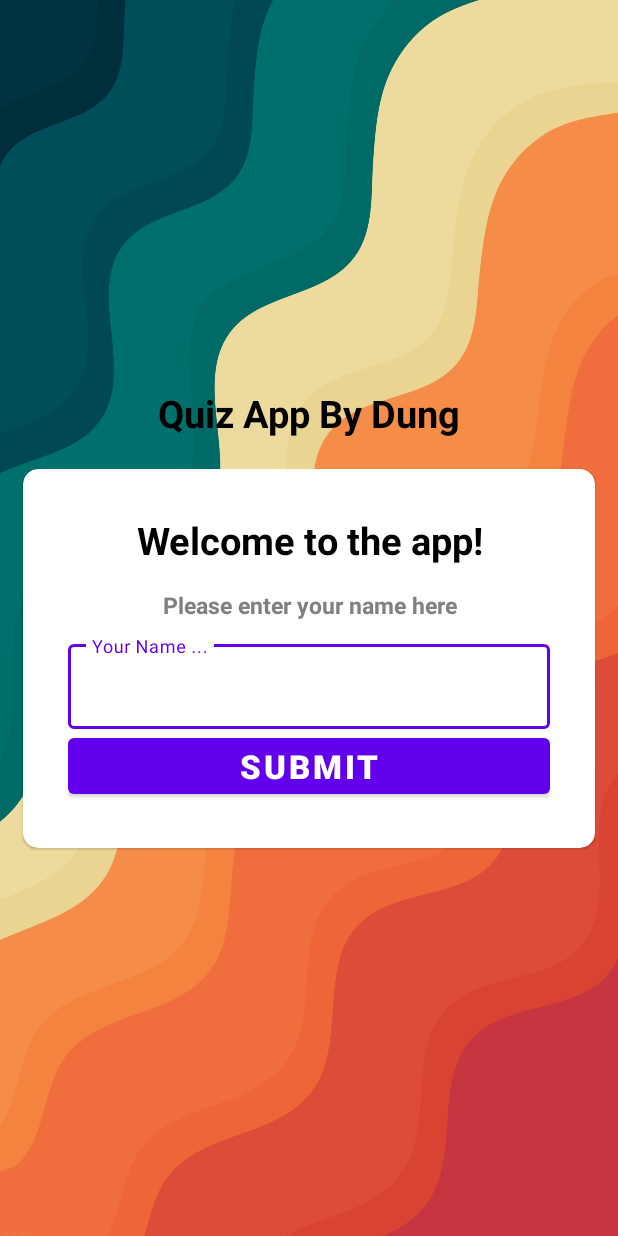
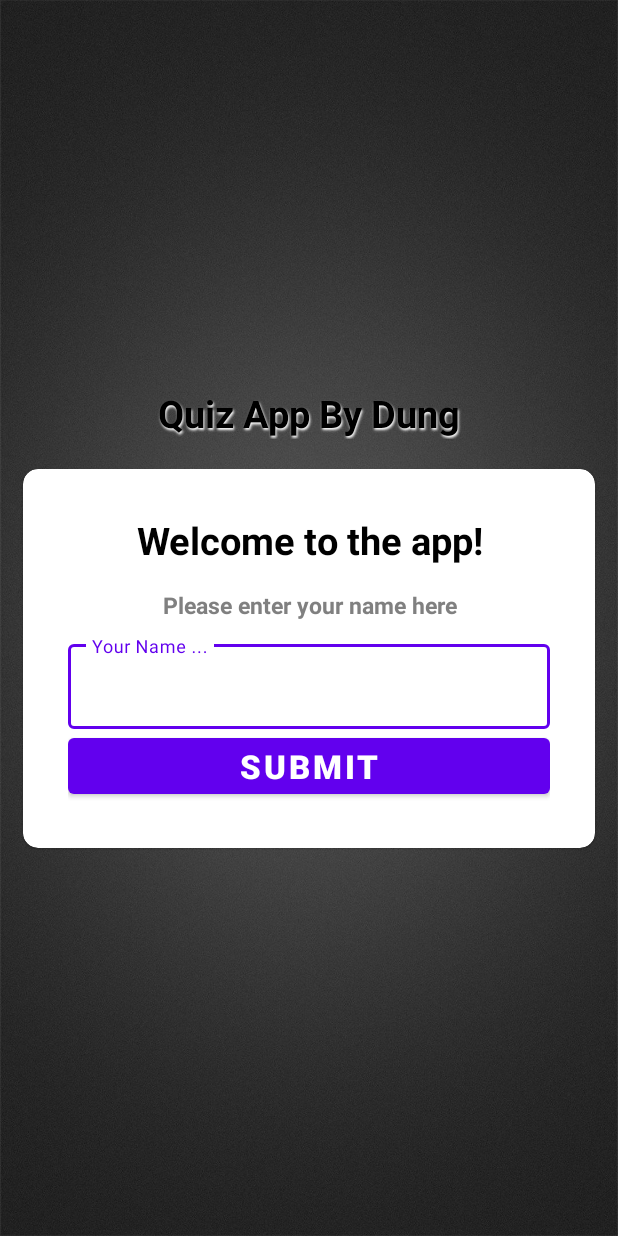
Before and after one commit to DungHP/Quiz_App, an Android app: the screen it shows after launch (MainActivity), on a phone screen of 412 x 824 dp. Run offline under Robolectric (Android 15) with nearby library versions, the phone set to English and light mode, and no system bars.

Commit message:
Change Background and add Shadow to TextView in MainActivity

```diff
--- a/app/src/main/res/layout/activity_main.xml
+++ b/app/src/main/res/layout/activity_main.xml
@@ -14,6 +14,10 @@
         android:layout_height="wrap_content"
         android:text="Quiz App By Dung"
         android:layout_marginBottom="20dp"
+        android:shadowColor="@color/white"
+        android:shadowDx="1.3"
+        android:shadowDy="1.8"
+        android:shadowRadius="1.5"
         android:textSize="25sp"
         android:textStyle="bold"
         android:textColor="@color/black"
```
Also changed, not shown: app/src/main/res/drawable-v24/app_bg.jpg (added), app/src/main/res/drawable/app_bg.jpg (deleted).
